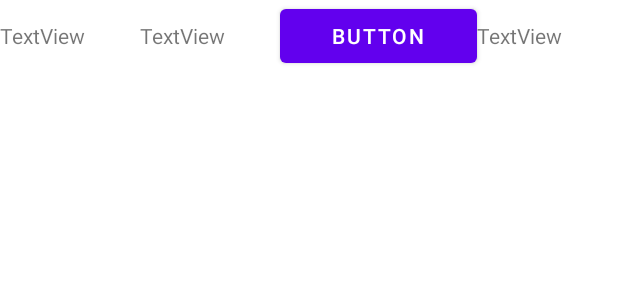
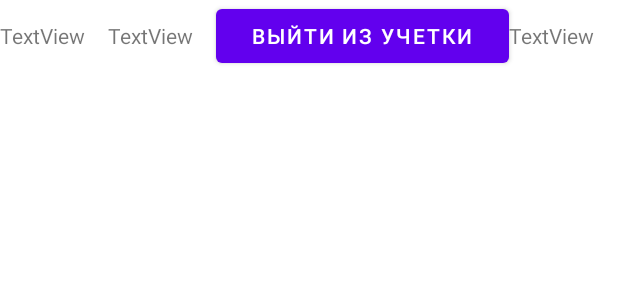
Before and after one commit to Nthcrjk/GoogleMaps, an Android app: the layout fragment_profile.xml on its own in the app's theme, with its tools: preview values and no code run, on a phone screen of 412 x 824 dp. Shown: the top 300 px of the screen. Run offline under Robolectric (Android 15) with nearby library versions, the phone set to English and light mode, and no system bars.

```diff
--- a/app/src/main/java/com/example/googlemaps/ui/auth/activity/AuthActivity.kt
+++ b/app/src/main/java/com/example/googlemaps/ui/auth/activity/AuthActivity.kt
@@ -22,6 +22,7 @@ class AuthActivity : AppCompatActivity(), OnNavigationListener {
     override fun onCreate(savedInstanceState: Bundle?) {
         super.onCreate(savedInstanceState)
         setContentView(R.layout.activity_auth)
+
     }
 
     override fun onStart() {
--- a/app/src/main/java/com/example/googlemaps/ui/auth/fragments/RegistrationFragment.kt
+++ b/app/src/main/java/com/example/googlemaps/ui/auth/fragments/RegistrationFragment.kt
@@ -32,7 +32,6 @@ class RegistrationFragment() : Fragment() {
         }
         view.sign_up_button.setOnClickListener {
             if (view.login_edit_text.text.toString().isNotEmpty() && view.password_edit_text.text.toString().isNotEmpty() && view.name_edit_text.text.toString().isNotEmpty()){
-                Toast.makeText(context, "Success!!!", Toast.LENGTH_SHORT).show()
                 val mail: String = view.login_edit_text.text.toString()
                 val password: String = view.password_edit_text.text.toString()
                 val name: String = view.name_edit_text.text.toString()
@@ -40,9 +39,9 @@ class RegistrationFragment() : Fragment() {
                     if (it.isSuccessful){
                         Toast.makeText(context, "Success!!!", Toast.LENGTH_SHORT).show()
                         FirebaseDatabase.getInstance().getReference(mAuth.uid.toString()).push().setValue(User(name, mail, password))
-                    } else {
-                        Log.e("Registration", it.result.toString())
                     }
+                }.addOnFailureListener {
+                    Toast.makeText(context, it.message, Toast.LENGTH_LONG).show()
                 }
             }
         }
--- a/app/src/main/java/com/example/googlemaps/ui/mainMap/fragments/MainMapFragment.kt
+++ b/app/src/main/java/com/example/googlemaps/ui/mainMap/fragments/MainMapFragment.kt
@@ -114,6 +114,7 @@ class MainMapFragment constructor() : MvpAppCompatFragment(), OnMapReadyCallback
             true
         }
 
+
         loadRoad()
 
         getLocationPermission()
@@ -195,6 +196,7 @@ class MainMapFragment constructor() : MvpAppCompatFragment(), OnMapReadyCallback
     }
 
     override fun showPolyLines(list: ArrayList<Marker>) {
+        presenter.hidePoly()
         val poly = PolylineOptions().width(5f).color(Color.BLUE).geodesic(true)
         list.forEach {
             poly.add(it.position)
--- a/app/src/main/res/layout/fragment_main_map.xml
+++ b/app/src/main/res/layout/fragment_main_map.xml
@@ -16,7 +16,7 @@
             android:layout_height="wrap_content"
             android:layout_marginStart="16dp"
             android:layout_marginBottom="16dp"
-            android:text="Button"
+            android:text="Построить"
             app:layout_constraintBottom_toBottomOf="parent"
             app:layout_constraintStart_toStartOf="parent" />
 
@@ -26,7 +26,7 @@
             android:layout_height="wrap_content"
             android:layout_marginEnd="16dp"
             android:layout_marginBottom="16dp"
-            android:text="Button"
+            android:text="Сохранить"
             app:layout_constraintBottom_toBottomOf="parent"
             app:layout_constraintEnd_toEndOf="parent" />
 
--- a/app/src/main/res/layout/fragment_profile.xml
+++ b/app/src/main/res/layout/fragment_profile.xml
@@ -24,7 +24,7 @@
         android:layout_width="wrap_content"
         android:layout_height="wrap_content"
         android:layout_weight="1"
-        android:text="Button" />
+        android:text="Выйти из учетки" />
 
     <TextView
         android:id="@+id/textView4"
```
Also changed, not shown: app/src/main/java/com/example/googlemaps/ui/auth/fragments/AuthFragment.kt (+4 -4 lines).
